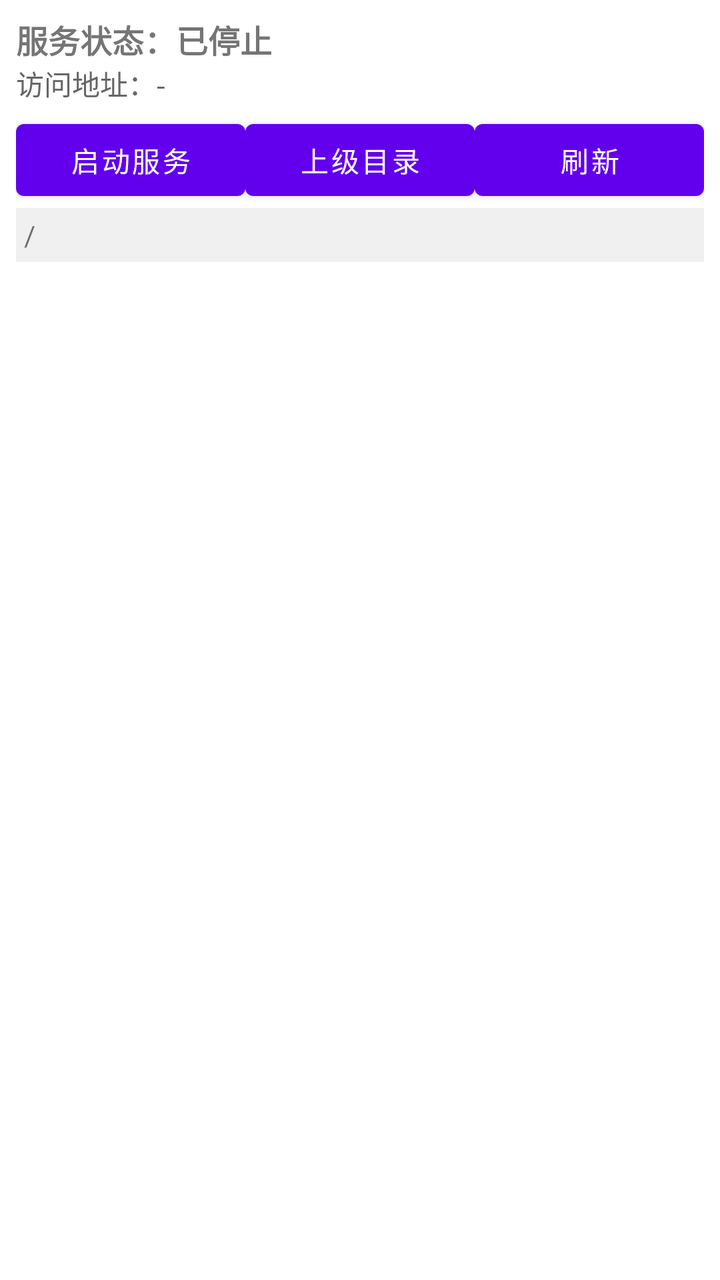
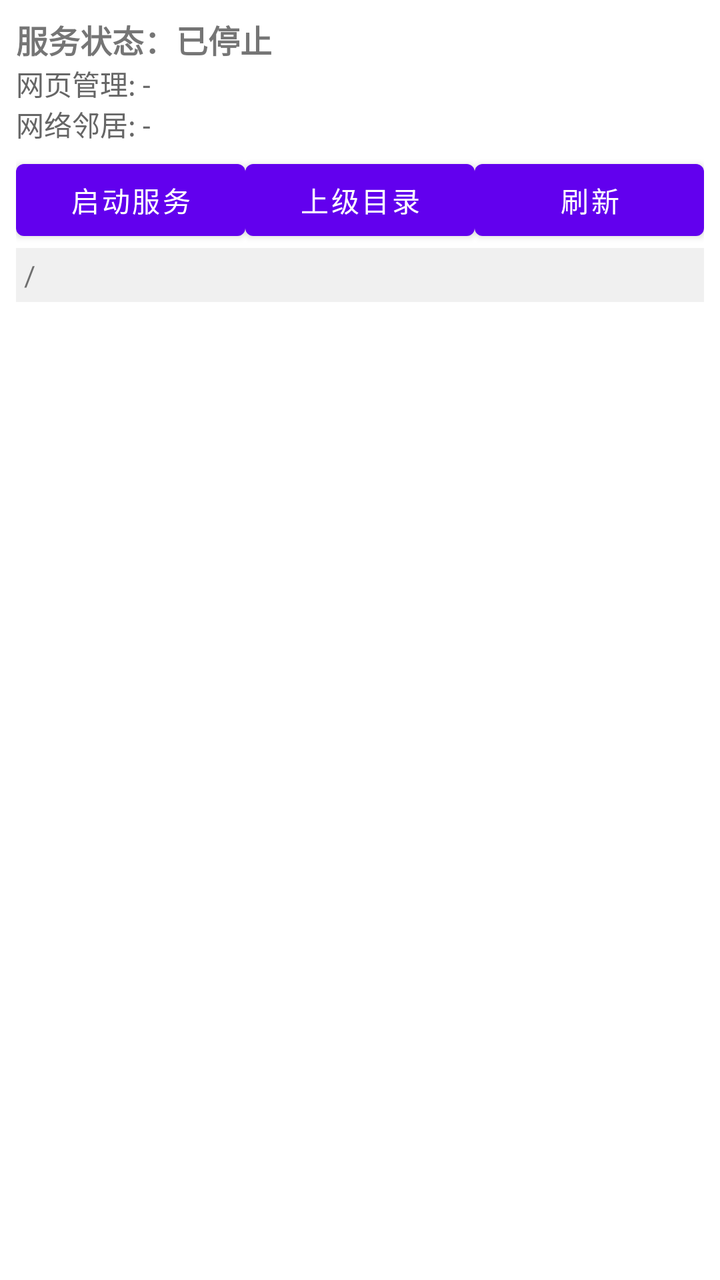

An Android layout rendered at two revisions. The XML below is the earlier revision; the diff shows what the commit changed to produce the second picture.
<!-- AndroidManifest.xml: fallback theme Theme.MaterialComponents.DayNight.NoActionBar -->
<!-- res/layout/activity_main.xml -->
<?xml version="1.0" encoding="utf-8"?>
<LinearLayout xmlns:android="http://schemas.android.com/apk/res/android"
    android:layout_width="fill_parent"
    android:layout_height="fill_parent"
    android:orientation="vertical"
    android:padding="8dp">

    <TextView
        android:id="@+id/statusView"
        android:layout_width="fill_parent"
        android:layout_height="wrap_content"
        android:textSize="16sp"
        android:textStyle="bold"
        android:text="服务状态：已停止" />

    <TextView
        android:id="@+id/ipView"
        android:layout_width="fill_parent"
        android:layout_height="wrap_content"
        android:textSize="14sp"
        android:textColor="#666666"
        android:text="访问地址：-" />

    <LinearLayout
        android:layout_width="fill_parent"
        android:layout_height="wrap_content"
        android:orientation="horizontal"
        android:layout_marginTop="4dp">

        <Button
            android:id="@+id/toggleBtn"
            android:layout_width="0dp"
            android:layout_height="wrap_content"
            android:layout_weight="1"
            android:text="启动服务" />

        <Button
            android:id="@+id/upBtn"
            android:layout_width="0dp"
            android:layout_height="wrap_content"
            android:layout_weight="1"
            android:text="上级目录" />

        <Button
            android:id="@+id/refreshBtn"
            android:layout_width="0dp"
            android:layout_height="wrap_content"
            android:layout_weight="1"
            android:text="刷新" />
    </LinearLayout>

    <TextView
        android:id="@+id/pathView"
        android:layout_width="fill_parent"
        android:layout_height="wrap_content"
        android:textSize="14sp"
        android:padding="4dp"
        android:background="#F0F0F0"
        android:text="/" />

    <ListView
        android:id="@+id/listView"
        android:layout_width="fill_parent"
        android:layout_height="0dp"
        android:layout_weight="1" />
</LinearLayout>
<!-- resources referenced by this layout -->
<resources>

</resources>

<!-- the commit's change to res/layout/activity_main.xml (unified diff, before → after) -->
@@ -1,5 +1,6 @@
 <?xml version="1.0" encoding="utf-8"?>
 <LinearLayout xmlns:android="http://schemas.android.com/apk/res/android"
+    android:id="@+id/main_layout"
     android:layout_width="fill_parent"
     android:layout_height="fill_parent"
     android:orientation="vertical"
@@ -19,7 +20,7 @@
         android:layout_height="wrap_content"
         android:textSize="14sp"
         android:textColor="#666666"
-        android:text="访问地址：-" />
+        android:text="网页管理: -\n网络邻居: -" />
 
     <LinearLayout
         android:layout_width="fill_parent"
